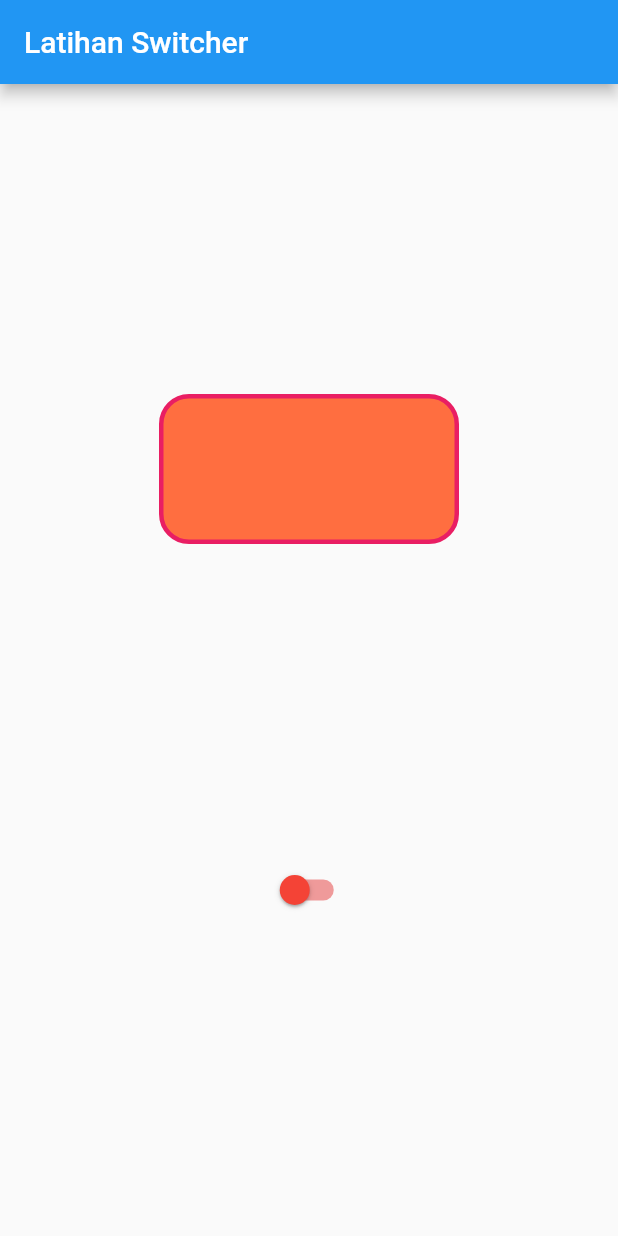
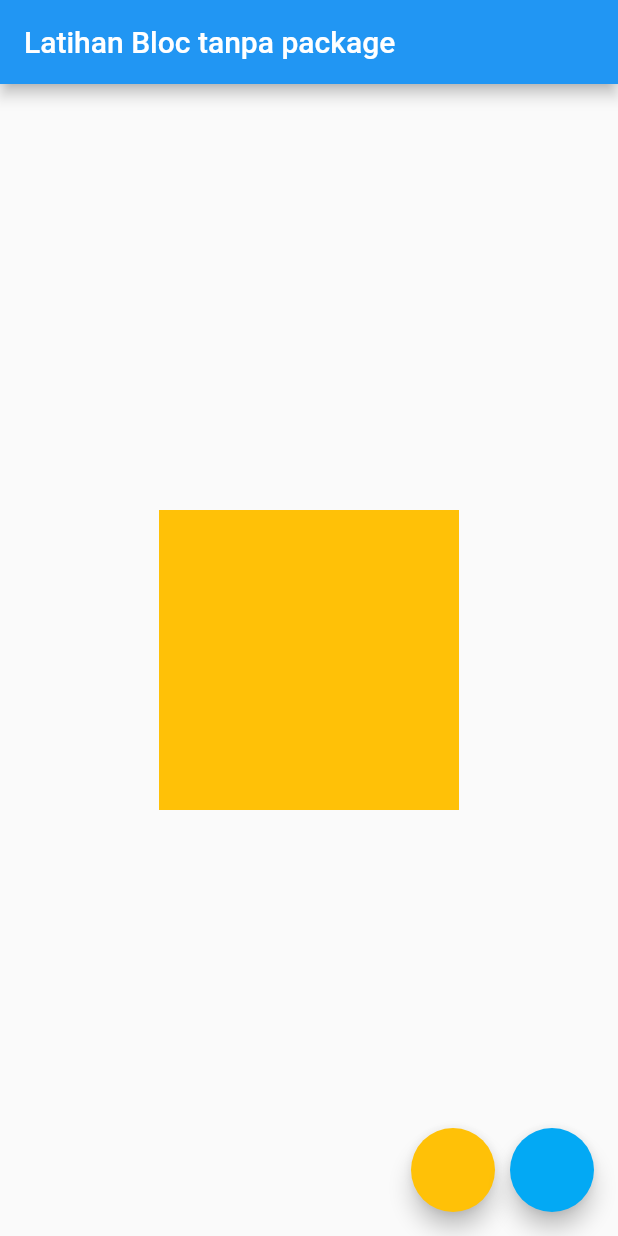
Before and after one commit to akbariyansyah/latihan-flutter, a Flutter app: the screen it shows after launch, on a phone screen of 412 x 824 dp. Run offline on Flutter 3.47's test engine with Material 2 defaults, Android fonts, the light colour scheme and no system bars.

Commit message:
-Initial Commit -Complete the code.

```diff
--- /dev/null
+++ b/lib/color_bloc.dart
@@ -0,0 +1,36 @@
+import 'dart:async';
+import 'dart:ui';
+
+import 'package:flutter/material.dart';
+
+enum ColorEvent {to_amber,to_lightblue}
+
+class ColorBloc {
+  Color _color = Colors.amber;
+
+  StreamController<ColorEvent> _eventController = StreamController<ColorEvent>();
+
+  StreamSink get eventSink => _eventController.sink;
+
+  StreamController<Color> _stateController = StreamController<Color>();
+
+  StreamSink<Color> get _stateSink => _stateController.sink;
+
+  Stream<Color> get stateStream => _stateController.stream;
+
+  void _mapEventToState(ColorEvent colorEvent) {
+      if (colorEvent == ColorEvent.to_amber) {
+        _color = Colors.amber;
+      } else {
+        _color = Colors.lightBlue;
+      }
+      _stateSink.add(_color);
+  }
+  ColorBloc() {
+    _eventController.stream.listen(_mapEventToState);
+  }
+  void dispose() {
+  _eventController.close();
+  _stateController.close();
+}
+}
--- a/lib/main.dart
+++ b/lib/main.dart
@@ -1,104 +1,63 @@
-import 'dart:math';
-
 import 'package:flutter/cupertino.dart';
 import 'package:flutter/material.dart';
+import 'package:myapp/color_bloc.dart';
 
 void main() {
   runApp(MyApp());
 }
 
-class MyApp extends StatelessWidget {
+class MyApp extends StatefulWidget {
+  @override
+  _MyAppState createState() => _MyAppState();
+}
+
+class _MyAppState extends State<MyApp> {
+  ColorBloc colorBloc = ColorBloc();
+
+  @override
+  void dispose() {
+    colorBloc.dispose();
+  }
+
   @override
   Widget build(BuildContext context) {
     return MaterialApp(
-      home: MainPage(),
+      home: Scaffold(
+        appBar: AppBar(
+          title: Text("Latihan Bloc tanpa package"),
+        ),
+        body: Center(
+            child: StreamBuilder(
+          stream: colorBloc.stateStream,
+          initialData: Colors.amber,
+          builder: (context, snapshot) => AnimatedContainer(
+            width: 200,
+            height: 200,
+            color: snapshot.data,
+            duration: Duration(milliseconds: 500),
+          ),
+        )),
+        floatingActionButton: Row(
+          mainAxisAlignment: MainAxisAlignment.end,
+          children: [
+            FloatingActionButton(
+              onPressed: () {
+                colorBloc.eventSink.add(ColorEvent.to_amber);
+              },
+              backgroundColor: Colors.amber,
+            ),
+            SizedBox(
+              width: 10,
+            ),
+            FloatingActionButton(
+              onPressed: () {
+                colorBloc.eventSink.add(ColorEvent.to_lightblue);
+              },
+              backgroundColor: Colors.lightBlue,
+            ),
+          ],
+        ),
+      ),
     );
   }
 }
-
-class MainPage extends StatefulWidget {
-  @override
-  _MainPageState createState() => _MainPageState();
-}
-
-class _MainPageState extends State<MainPage> {
-  bool isOn = false;
-  Widget myWidget = Container(
-    width: 200,
-    height: 100,
-    decoration: BoxDecoration(
-        color: Colors.deepOrangeAccent,
-        borderRadius: BorderRadius.circular(20),
-        border: Border.all(color: Colors.pink, width: 3)),
-  );
-  @override
-  Widget build(BuildContext context) {
-    return Scaffold(
-        appBar: AppBar(
-          title: Text(
-            "Latihan Switcher ",
-          ),
-        ),
-        body: Center(
-          child: Column(
-            mainAxisAlignment: MainAxisAlignment.spaceEvenly,
-            children: [
-              AnimatedSwitcher(
-                child: myWidget,
-                duration: Duration(milliseconds: 500),
-                transitionBuilder: (child, animation) => RotationTransition(
-                  turns: animation,
-                  child: child,
-                ),
-              ),
-              Switch(
-                  activeColor: Colors.cyan[800],
-                  inactiveThumbColor: Colors.red,
-                  inactiveTrackColor: Colors.red[200],
-                  value: isOn,
-                  onChanged: (newValue) {
-                    isOn = newValue;
-                    setState(() {
-                      if (isOn) {
-                        myWidget = SizedBox(
-                          height: 100,
-                          width: 200,
-                          child: Center(
-                            // child: Text(
-                            //   "Switcher is ON",
-                            //   style: TextStyle(
-                            //     color: Colors.black,
-                            //     fontSize: 30,
-                            //     fontWeight: FontWeight.bold,
-                            //     fontFamily: "Lobster",
-                            //   ),
-                            // ),
-                             child :  Container(
-                               key: ValueKey(1),
-                                width: 200,
-                                height: 100,
-                                decoration: BoxDecoration(
-                                    color: Colors.lightBlue,
-                                    borderRadius: BorderRadius.circular(20),
-                                    border: Border.all(color: Colors.pink, width: 3)),
-                              ),
-                          ),
-                        );
-                      } else {
-                        myWidget = Container(
-                          key: ValueKey(2),
-                          width: 200,
-                          height: 100,
-                          decoration: BoxDecoration(
-                              color: Colors.deepOrange,
-                              borderRadius: BorderRadius.circular(20),
-                              border: Border.all(color: Colors.lightBlue, width: 3)),
-                        );
-                      }
-                    });
-                  })
-            ],
-          ),
-        ));
-  }
-}
```
